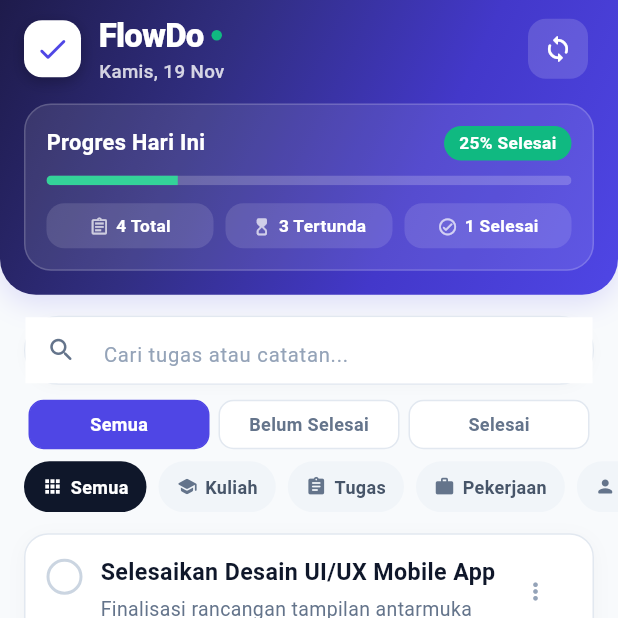
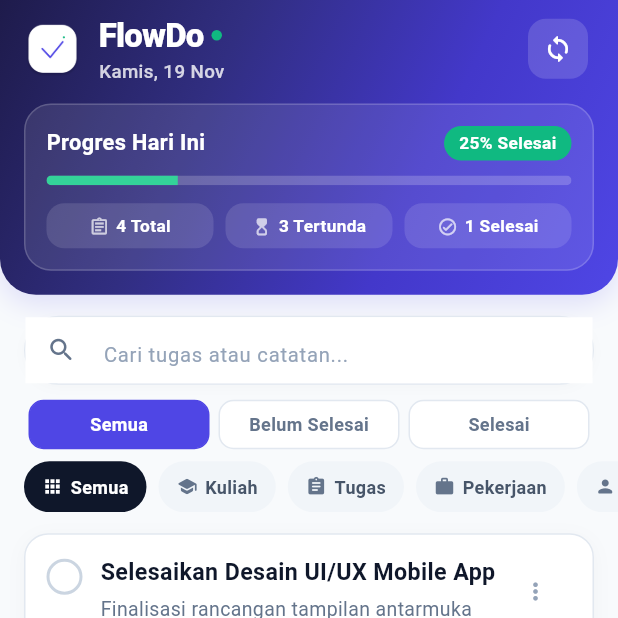
Before and after one commit to khafidzdev/to-do-list, a Flutter app: the screen it shows after launch, after a tap on the "sync" icon, on a phone screen of 412 x 824 dp, the top half of it. Run offline on Flutter 3.47's test engine with Material 3 defaults, Android fonts, the phone set to English and light mode, and no system bars; our stand-ins replace sqflite, sqflite_common_ffi; accounts and stored records are empty.

Commit message:
feat: unify app logo across all screens and remove native splash delay

```diff
--- a/lib/ui/splash_page.dart
+++ b/lib/ui/splash_page.dart
@@ -137,50 +137,11 @@ class _SplashPageState extends State<SplashPage>
                     child: Column(
                       mainAxisAlignment: MainAxisAlignment.center,
                       children: [
-                        // Logo Badge FlowDo
-                        Container(
-                          width: 100.0,
-                          height: 100.0,
-                          decoration: BoxDecoration(
-                            color: Colors.white,
-                            borderRadius: BorderRadius.circular(28.0),
-                            boxShadow: [
-                              BoxShadow(
-                                color: Colors.black.withValues(alpha: 0.25),
-                                blurRadius: 24.0,
-                                offset: const Offset(0, 10),
-                              ),
-                              BoxShadow(
-                                color: const Color(0xFF4F46E5).withValues(alpha: 0.4),
-                                blurRadius: 36.0,
-                                offset: const Offset(0, 14),
-                              ),
-                            ],
-                          ),
-                          child: Center(
-                            child: Stack(
-                              alignment: Alignment.center,
-                              children: [
-                                const Icon(
-                                  Icons.check_rounded,
-                                  size: 54.0,
-                                  color: Color(0xFF4F46E5),
-                                ),
-                                Positioned(
-                                  top: 22,
-                                  right: 22,
-                                  child: Container(
-                                    width: 11.0,
-                                    height: 11.0,
-                                    decoration: const BoxDecoration(
-                                      shape: BoxShape.circle,
-                                      color: Color(0xFF10B981),
-                                    ),
-                                  ),
-                                ),
-                              ],
-                            ),
-                          ),
+                        // Logo Badge Resmi FlowDo (Identik dengan Launcher Icon)
+                        Image.asset(
+                          'assets/images/app_logo.png',
+                          width: 108.0,
+                          height: 108.0,
                         ),
 
                         const SizedBox(height: 24.0),
--- a/lib/ui/todo_page.dart
+++ b/lib/ui/todo_page.dart
@@ -276,25 +276,10 @@ class _TodoPageState extends State<TodoPage> {
       children: [
         Row(
           children: [
-            Container(
+            Image.asset(
+              'assets/images/app_logo.png',
               width: 38.0,
               height: 38.0,
-              decoration: BoxDecoration(
-                color: Colors.white,
-                borderRadius: BorderRadius.circular(12.0),
-                boxShadow: const [
-                  BoxShadow(
-                    color: Colors.black26,
-                    blurRadius: 8.0,
-                    offset: Offset(0, 3),
-                  ),
-                ],
-              ),
-              child: const Icon(
-                Icons.check_rounded,
-                color: Color(0xFF4F46E5),
-                size: 24.0,
-              ),
             ),
             const SizedBox(width: 12.0),
             Column(
--- a/pubspec.yaml
+++ b/pubspec.yaml
@@ -23,3 +23,5 @@ dev_dependencies:
 
 flutter:
   uses-material-design: true
+  assets:
+    - assets/images/
```
Also changed, not shown: assets/images/app_logo.png (added), 15 other files.
